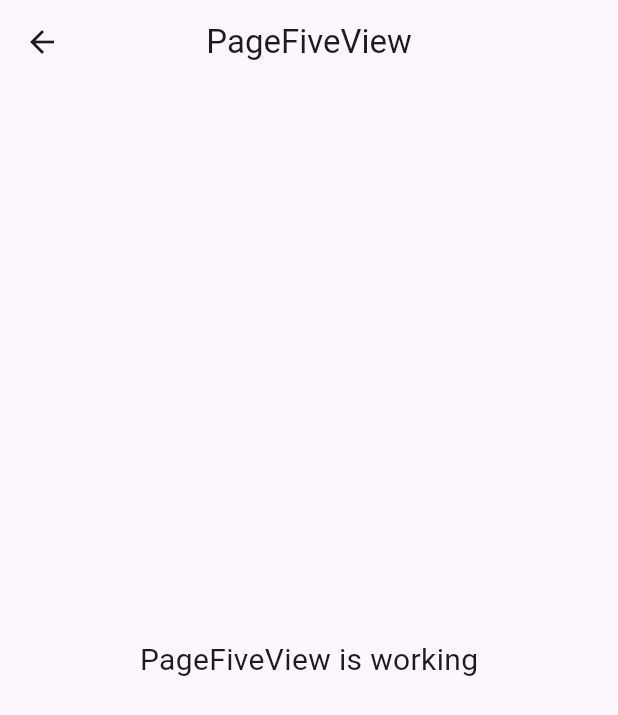
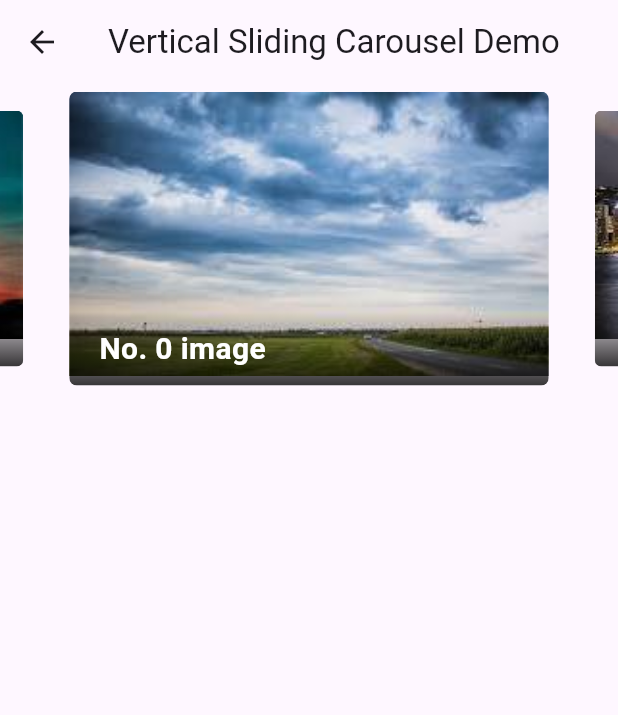
Before and after one commit to shojibkhan528103/flutter_statemanagement, a Flutter app: the PageFiveView screen opened by its route, on a phone screen of 412 x 824 dp. Shown: the top 715 px of the screen. Run offline on Flutter 3.47's test engine with Material 3 defaults, Android fonts, the phone set to English and light mode, and no system bars; drawn by our look-alikes of carousel_slider; our stand-ins replace get.

Commit message:
added carousel slider and aseets images

```diff
--- a/lib/app/modules/pageFive/views/page_five_view.dart
+++ b/lib/app/modules/pageFive/views/page_five_view.dart
@@ -1,23 +1,71 @@
+import 'package:carousel_slider/carousel_slider.dart';
 import 'package:flutter/material.dart';
-
 import 'package:get/get.dart';
-
 import '../controllers/page_five_controller.dart';
 
 class PageFiveView extends GetView<PageFiveController> {
-  const PageFiveView({super.key});
+  PageFiveView({super.key});
+
+  // Define a sample imgList
+  final List<String> imgList = [
+    'assets/slider3.jpg',
+    'assets/slider2.jpg',
+    'assets/slider1.jpg',
+  ];
+
   @override
   Widget build(BuildContext context) {
+    final List<Widget> imageSliders = imgList
+        .map((item) => Container(
+              margin: const EdgeInsets.all(5.0),
+              child: ClipRRect(
+                borderRadius: const BorderRadius.all(Radius.circular(5.0)),
+                child: Stack(
+                  children: <Widget>[
+                    Image.asset(item, fit: BoxFit.cover, width: 1000.0),
+                    Positioned(
+                      bottom: 0.0,
+                      left: 0.0,
+                      right: 0.0,
+                      child: Container(
+                        decoration: const BoxDecoration(
+                          gradient: LinearGradient(
+                            colors: [
+                              Color.fromARGB(200, 0, 0, 0),
+                              Color.fromARGB(0, 0, 0, 0),
+                            ],
+                            begin: Alignment.bottomCenter,
+                            end: Alignment.topCenter,
+                          ),
+                        ),
+                        padding: const EdgeInsets.symmetric(
+                            vertical: 10.0, horizontal: 20.0),
+                        child: Text(
+                          'No. ${imgList.indexOf(item)} image',
+                          style: const TextStyle(
+                            color: Colors.white,
+                            fontSize: 20.0,
+                            fontWeight: FontWeight.bold,
+                          ),
+                        ),
+                      ),
+                    ),
+                  ],
+                ),
+              ),
+            ))
+        .toList();
+
     return Scaffold(
-      appBar: AppBar(
-        title: const Text('PageFiveView'),
-        centerTitle: true,
-      ),
-      body: const Center(
-        child: Text(
-          'PageFiveView is working',
-          style: TextStyle(fontSize: 20),
+      appBar: AppBar(title: const Text('Vertical Sliding Carousel Demo')),
+      body: CarouselSlider(
+        options: CarouselOptions(
+          aspectRatio: 2.0,
+          enlargeCenterPage: true,
+          scrollDirection: Axis.horizontal,
+          autoPlay: true,
         ),
+        items: imageSliders,
       ),
     );
   }
--- a/pubspec.yaml
+++ b/pubspec.yaml
@@ -35,6 +35,7 @@ dependencies:
   # Use with the CupertinoIcons class for iOS style icons.
   cupertino_icons: ^1.0.8
   get: ^4.7.2
+  carousel_slider: ^5.0.0
 
 dev_dependencies:
   flutter_test:
@@ -59,7 +60,8 @@ flutter:
   uses-material-design: true
 
   # To add assets to your application, add an assets section, like this:
-  # assets:
+  assets:
+      - assets/
   #   - images/a_dot_burr.jpeg
   #   - images/a_dot_ham.jpeg
 
```
Also changed, not shown: lib/app/modules/pageFour/views/page_four_view.dart (+10 -4 lines), lib/app/modules/pageOne/views/page_one_view.dart (+10 -4 lines), lib/app/modules/pageThree/views/page_three_view.dart (+10 -4 lines), lib/app/modules/pageTwo/views/page_two_view.dart (+10 -4 lines), lib/app/routes/app_pages.dart (+15 -6 lines), assets/slider1.jpg (added), assets/slider2.jpg (added), assets/slider3.jpg (added), pubspec.lock.
